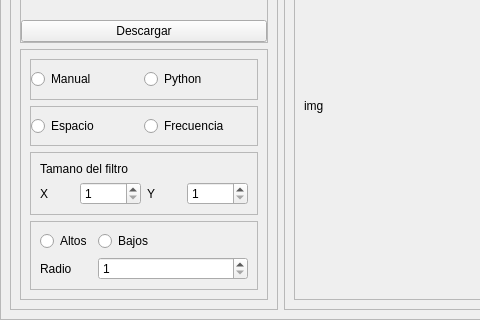
The window that gui2.ui (leninrkb/reduccion-de-ruido-con-python) describes before a commit, drawn with Qt 5; both pictures show x 0 to 480 and y 590 to 910 of the 831 by 910 pixel window.
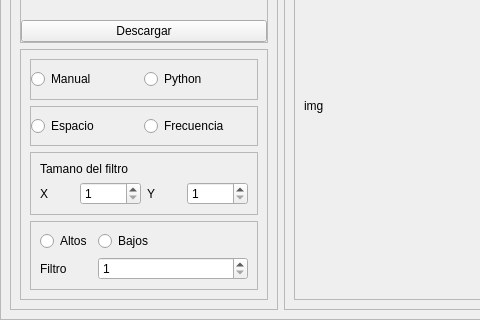
The same window after the commit.

Patch:
```diff
--- a/gui2.ui
+++ b/gui2.ui
@@ -382,7 +382,7 @@
                 <item row="1" column="0">
                  <widget class="QLabel" name="label_14">
                   <property name="text">
-                   <string>Radio</string>
+                   <string>Filtro</string>
                   </property>
                  </widget>
                 </item>
```
Left out of the diff: 48 changed lines with no effect on the pictures.
